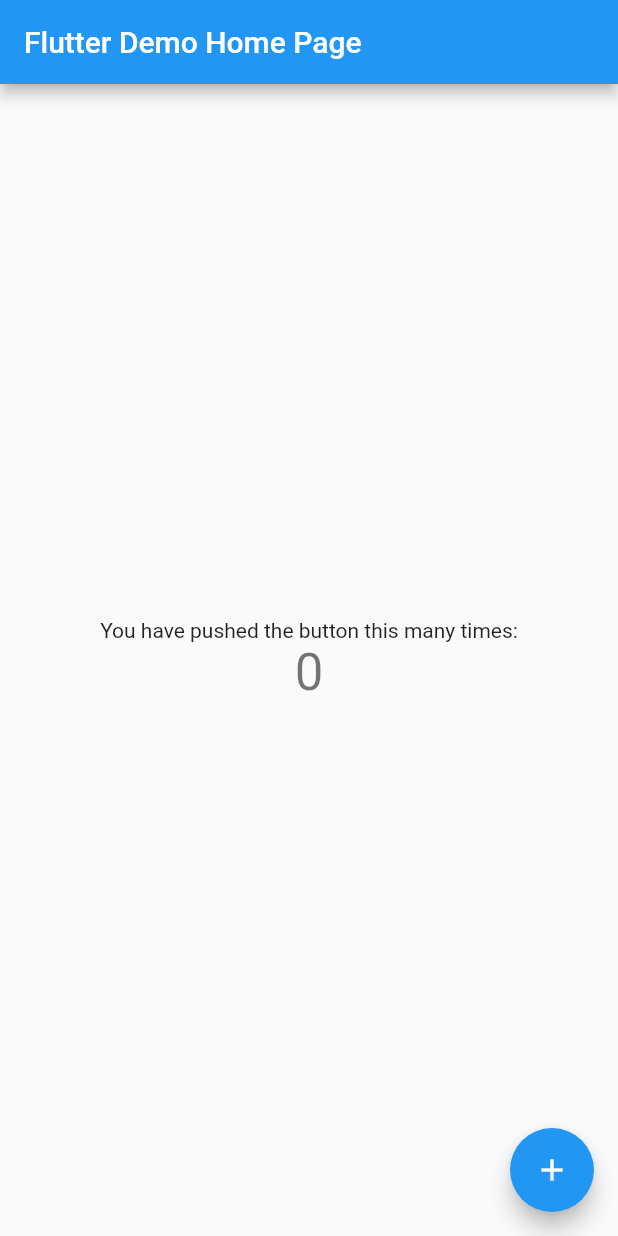
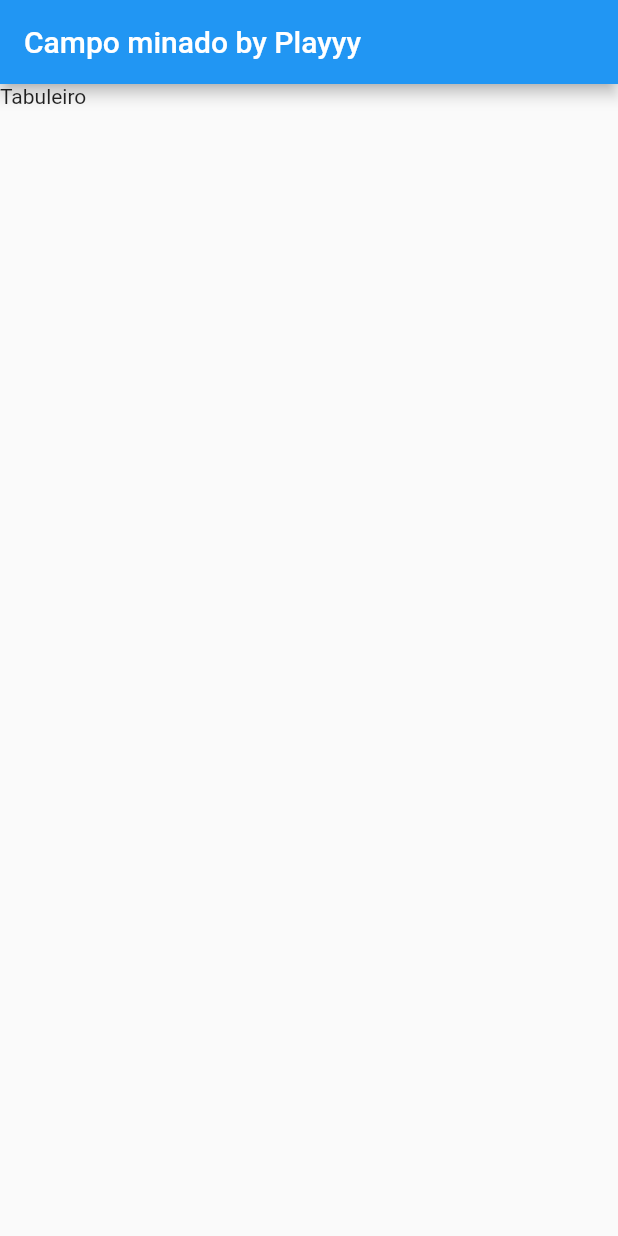
Before and after one commit to PedroH-Peres/campo_minado, a Flutter app: the screen it shows after launch, on a phone screen of 412 x 824 dp. Run offline on Flutter 3.47's test engine with Material 2 defaults, Android fonts, the phone set to English and light mode, and no system bars.

Commit message:
campo_minado_app

```diff
--- a/lib/main.dart
+++ b/lib/main.dart
@@ -1,115 +1,6 @@
+import 'package:campo_minado/screens/campo_minado.dart';
 import 'package:flutter/material.dart';
 
 void main() {
-  runApp(const MyApp());
+  runApp(const CampoMinadoApp());
 }
-
-class MyApp extends StatelessWidget {
-  const MyApp({super.key});
-
-  // This widget is the root of your application.
-  @override
-  Widget build(BuildContext context) {
-    return MaterialApp(
-      title: 'Flutter Demo',
-      theme: ThemeData(
-        // This is the theme of your application.
-        //
-        // Try running your application with "flutter run". You'll see the
-        // application has a blue toolbar. Then, without quitting the app, try
-        // changing the primarySwatch below to Colors.green and then invoke
-        // "hot reload" (press "r" in the console where you ran "flutter run",
-        // or simply save your changes to "hot reload" in a Flutter IDE).
-        // Notice that the counter didn't reset back to zero; the application
-        // is not restarted.
-        primarySwatch: Colors.blue,
-      ),
-      home: const MyHomePage(title: 'Flutter Demo Home Page'),
-    );
-  }
-}
-
-class MyHomePage extends StatefulWidget {
-  const MyHomePage({super.key, required this.title});
-
-  // This widget is the home page of your application. It is stateful, meaning
-  // that it has a State object (defined below) that contains fields that affect
-  // how it looks.
-
-  // This class is the configuration for the state. It holds the values (in this
-  // case the title) provided by the parent (in this case the App widget) and
-  // used by the build method of the State. Fields in a Widget subclass are
-  // always marked "final".
-
-  final String title;
-
-  @override
-  State<MyHomePage> createState() => _MyHomePageState();
-}
-
-class _MyHomePageState extends State<MyHomePage> {
-  int _counter = 0;
-
-  void _incrementCounter() {
-    setState(() {
-      // This call to setState tells the Flutter framework that something has
-      // changed in this State, which causes it to rerun the build method below
-      // so that the display can reflect the updated values. If we changed
-      // _counter without calling setState(), then the build method would not be
-      // called again, and so nothing would appear to happen.
-      _counter++;
-    });
-  }
-
-  @override
-  Widget build(BuildContext context) {
-    // This method is rerun every time setState is called, for instance as done
-    // by the _incrementCounter method above.
-    //
-    // The Flutter framework has been optimized to make rerunning build methods
-    // fast, so that you can just rebuild anything that needs updating rather
-    // than having to individually change instances of widgets.
-    return Scaffold(
-      appBar: AppBar(
-        // Here we take the value from the MyHomePage object that was created by
-        // the App.build method, and use it to set our appbar title.
-        title: Text(widget.title),
-      ),
-      body: Center(
-        // Center is a layout widget. It takes a single child and positions it
-        // in the middle of the parent.
-        child: Column(
-          // Column is also a layout widget. It takes a list of children and
-          // arranges them vertically. By default, it sizes itself to fit its
-          // children horizontally, and tries to be as tall as its parent.
-          //
-          // Invoke "debug painting" (press "p" in the console, choose the
-          // "Toggle Debug Paint" action from the Flutter Inspector in Android
-          // Studio, or the "Toggle Debug Paint" command in Visual Studio Code)
-          // to see the wireframe for each widget.
-          //
-          // Column has various properties to control how it sizes itself and
-          // how it positions its children. Here we use mainAxisAlignment to
-          // center the children vertically; the main axis here is the vertical
-          // axis because Columns are vertical (the cross axis would be
-          // horizontal).
-          mainAxisAlignment: MainAxisAlignment.center,
-          children: <Widget>[
-            const Text(
-              'You have pushed the button this many times:',
-            ),
-            Text(
-              '$_counter',
-              style: Theme.of(context).textTheme.headline4,
-            ),
-          ],
-        ),
-      ),
-      floatingActionButton: FloatingActionButton(
-        onPressed: _incrementCounter,
-        tooltip: 'Increment',
-        child: const Icon(Icons.add),
-      ), // This trailing comma makes auto-formatting nicer for build methods.
-    );
-  }
-}
--- /dev/null
+++ b/lib/screens/campo_minado.dart
@@ -0,0 +1,19 @@
+import 'package:flutter/material.dart';
+import 'package:flutter/src/widgets/container.dart';
+import 'package:flutter/src/widgets/framework.dart';
+
+class CampoMinadoApp extends StatelessWidget {
+  const CampoMinadoApp({super.key});
+
+  @override
+  Widget build(BuildContext context) {
+    return MaterialApp(
+      debugShowCheckedModeBanner: false,
+      home: Scaffold(
+        appBar: AppBar(title: Text("Campo minado by Playyy")),
+        body: Container(child: Text("Tabuleiro")),
+      ),
+
+    );
+  }
+}
```
